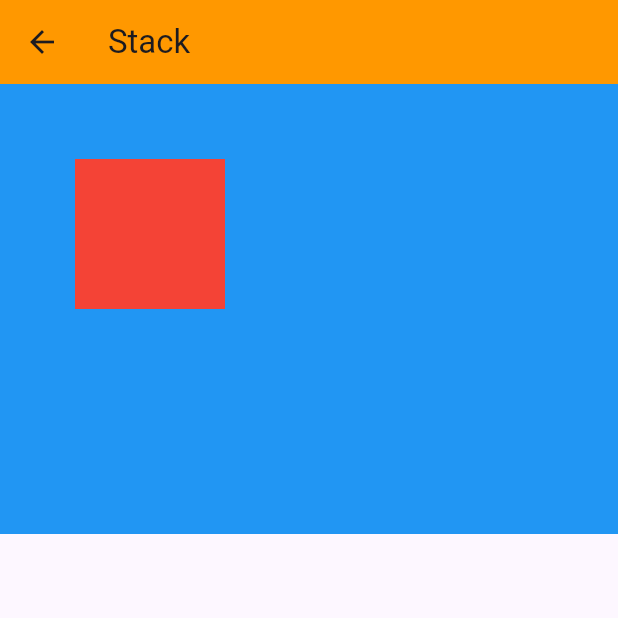
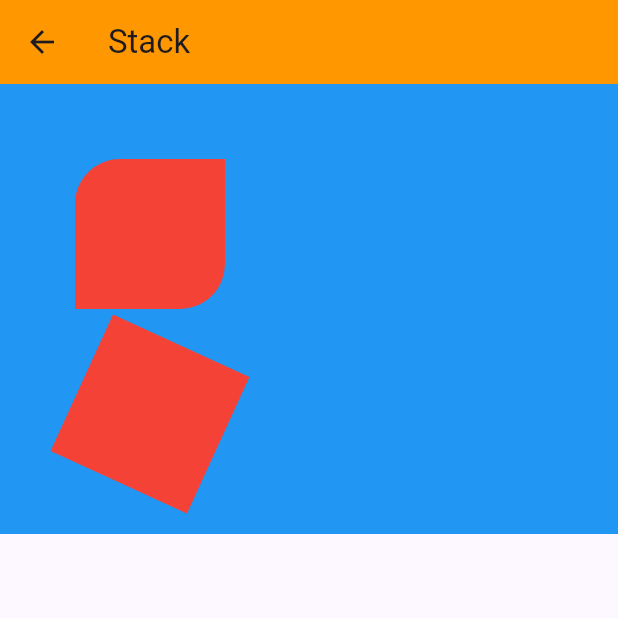
Before and after one commit to TushalKaklottar/practice_code, a Flutter app: the StackView screen opened by its route, on a phone screen of 412 x 824 dp, the top half of it. Run offline on Flutter 3.47's test engine with Material 3 defaults, Android fonts, the phone set to English and light mode, and no system bars.

Commit message:
31-03-2025 || KT

```diff
--- a/lib/main.dart
+++ b/lib/main.dart
@@ -14,6 +14,7 @@ import 'modules/home/home_view.dart';
 import 'modules/listView/listView_widget.dart';
 import 'modules/stack/stack_view.dart';
 import 'modules/text/text_widget.dart';
+import 'modules/toolTip_wrap/tool_wrap.dart';
 
 void main() {
   runApp(const MyApp());
@@ -47,6 +48,7 @@ class MyApp extends StatelessWidget {
         '/HeroWidget': (context) => const HeroWidget(),
         '/IntrinsicWidget': (context) => const IntrinsicWidget(),
         '/textWidget': (context) => const TextWidget(),
+        '/toolTip_wrap': (context) => const ToolTipWidget(),
       },
     );
   }
--- a/lib/modules/home/home_view.dart
+++ b/lib/modules/home/home_view.dart
@@ -34,7 +34,9 @@ class _MyHomePageState extends State<MyHomePage> {
         ],
         actionsIconTheme: const IconThemeData(color: AppColors.background),
       ),
-      body: SingleChildScrollView(
+      body: Padding(
+        padding: const EdgeInsets.only(top: 10, bottom: 10),
+        child: SingleChildScrollView(
           physics: const BouncingScrollPhysics(
               decelerationRate: ScrollDecelerationRate.fast),
           child: Align(
@@ -49,6 +51,7 @@ class _MyHomePageState extends State<MyHomePage> {
                   },
                 );
               }).toList(),
+            ),
           ),
         ),
       ),
@@ -70,4 +73,5 @@ final List<Map<String, String>> buttonList = [
   {'title': 'HeroWidget', 'route': '/HeroWidget'},
   {'title': 'IntrinsicWidget', 'route': '/IntrinsicWidget'},
   {'title': 'TextWidget', 'route': '/textWidget'},
+  {'title': 'ToolTip', 'route': '/toolTip_wrap'},
 ];
--- a/lib/modules/stack/stack_view.dart
+++ b/lib/modules/stack/stack_view.dart
@@ -1,6 +1,5 @@
 import 'package:flutter/material.dart';
 import 'package:untitled/core/app_color.dart';
-import 'package:untitled/widgets/custom_container.dart';
 
 class StackView extends StatelessWidget {
   const StackView({super.key});
@@ -24,10 +23,28 @@ class StackView extends StatelessWidget {
           Positioned(
             top: 50,
             left: 50,
-            child: Container(
-              width: 100,
-              height: 100,
-              color: Colors.red,
+            child: ClipRRect(
+              borderRadius: const BorderRadius.only(
+                topLeft: Radius.circular(30),
+                bottomRight: Radius.circular(30),
+              ),
+              child: Container(
+                width: 100,
+                height: 100,
+                color: Colors.red,
+              ),
+            ),
+          ),
+          Positioned(
+            top: 170,
+            left: 50,
+            child: Transform.rotate(
+              angle: 2,
+              child: Container(
+                width: 100,
+                height: 100,
+                color: Colors.red,
+              ),
             ),
           ),
         ],
```
Also changed, not shown: lib/modules/column/column_widget.dart (+9 -8 lines), lib/modules/row/row_view.dart (+6 -2 lines), lib/modules/toolTip_wrap/tool_wrap.dart (added, +57 -0 lines). Lines whose indentation alone changed are shown as unchanged.
